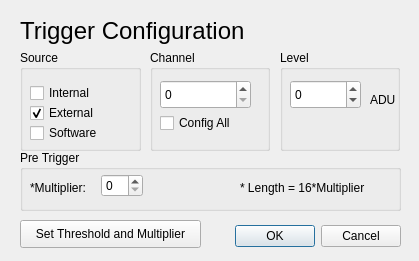
ecristal/daphne_gui, file triggermenudialog.ui: the form before one commit.
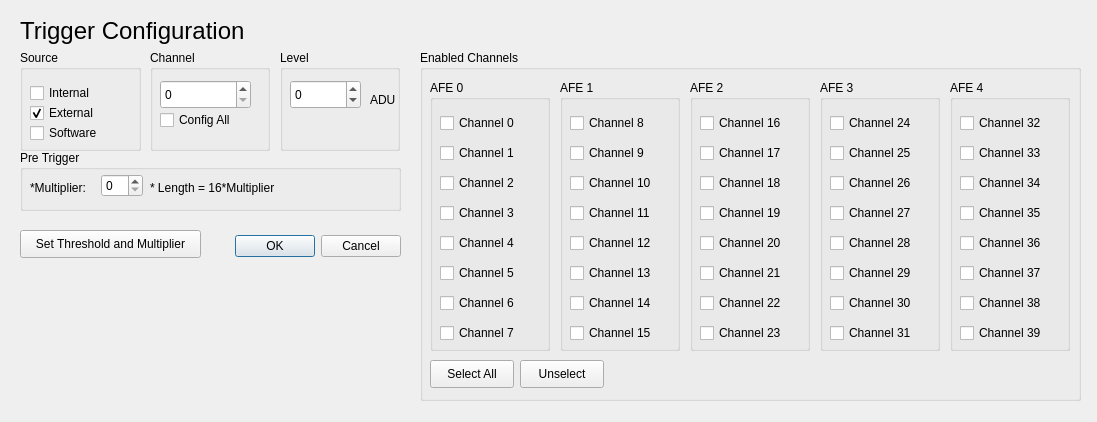
The form after the commit.

Commit message: added trigger enable checkbox menu and compatibility with new daphne firmware

Patch:
```diff
--- a/triggermenudialog.ui
+++ b/triggermenudialog.ui
@@ -6,8 +6,8 @@
    <rect>
     <x>0</x>
     <y>0</y>
-    <width>419</width>
-    <height>261</height>
+    <width>1097</width>
+    <height>422</height>
    </rect>
   </property>
   <property name="windowTitle">
@@ -17,7 +17,7 @@
    <property name="geometry">
     <rect>
      <x>220</x>
-     <y>220</y>
+     <y>230</y>
      <width>181</width>
      <height>32</height>
     </rect>
@@ -145,7 +145,7 @@
       <x>10</x>
       <y>60</y>
       <width>90</width>
-      <height>26</height>
+      <height>20</height>
      </rect>
     </property>
     <property name="text">
@@ -205,7 +205,7 @@
    <property name="geometry">
     <rect>
      <x>20</x>
-     <y>220</y>
+     <y>230</y>
      <width>181</width>
      <height>28</height>
     </rect>
@@ -255,7 +255,7 @@
    <widget class="QLabel" name="label_4">
     <property name="geometry">
      <rect>
-      <x>220</x>
+      <x>130</x>
       <y>30</y>
       <width>151</width>
       <height>16</height>
@@ -266,6 +266,649 @@
     </property>
    </widget>
   </widget>
+  <widget class="QGroupBox" name="groupBoxEnabledChannels">
+   <property name="geometry">
+    <rect>
+     <x>420</x>
+     <y>50</y>
+     <width>661</width>
+     <height>351</height>
+    </rect>
+   </property>
+   <property name="title">
+    <string>Enabled Channels</string>
+   </property>
+   <widget class="QLabel" name="label_5">
+    <property name="geometry">
+     <rect>
+      <x>10</x>
+      <y>40</y>
+      <width>63</width>
+      <height>20</height>
+     </rect>
+    </property>
+    <property name="text">
+     <string/>
+    </property>
+   </widget>
+   <widget class="QGroupBox" name="groupBoxAFE0">
+    <property name="geometry">
+     <rect>
+      <x>10</x>
+      <y>30</y>
+      <width>120</width>
+      <height>271</height>
+     </rect>
+    </property>
+    <property name="title">
+     <string>AFE 0</string>
+    </property>
+    <property name="flat">
+     <bool>false</bool>
+    </property>
+    <property name="checkable">
+     <bool>false</bool>
+    </property>
+    <widget class="QCheckBox" name="checkBoxChannel0">
+     <property name="geometry">
+      <rect>
+       <x>10</x>
+       <y>30</y>
+       <width>90</width>
+       <height>26</height>
+      </rect>
+     </property>
+     <property name="text">
+      <string>Channel 0</string>
+     </property>
+    </widget>
+    <widget class="QCheckBox" name="checkBoxChannel1">
+     <property name="geometry">
+      <rect>
+       <x>10</x>
+       <y>60</y>
+       <width>90</width>
+       <height>26</height>
+      </rect>
+     </property>
+     <property name="text">
+      <string>Channel 1</string>
+     </property>
+    </widget>
+    <widget class="QCheckBox" name="checkBoxChannel2">
+     <property name="geometry">
+      <rect>
+       <x>10</x>
+       <y>90</y>
+       <width>90</width>
+       <height>26</height>
+      </rect>
+     </property>
+     <property name="text">
+      <string>Channel 2</string>
+     </property>
+    </widget>
+    <widget class="QCheckBox" name="checkBoxChannel3">
+     <property name="geometry">
+      <rect>
+       <x>10</x>
+       <y>120</y>
+       <width>90</width>
+       <height>26</height>
+      </rect>
+     </property>
+     <property name="text">
+      <string>Channel 3</string>
+     </property>
+    </widget>
+    <widget class="QCheckBox" name="checkBoxChannel4">
+     <property name="geometry">
+      <rect>
+       <x>10</x>
+       <y>150</y>
+       <width>90</width>
+       <height>26</height>
+      </rect>
+     </property>
+     <property name="text">
+      <string>Channel 4</string>
+     </property>
+    </widget>
+    <widget class="QCheckBox" name="checkBoxChannel5">
+     <property name="geometry">
+      <rect>
+       <x>10</x>
+       <y>180</y>
+       <width>90</width>
+       <height>26</height>
+      </rect>
+     </property>
+     <property name="text">
+      <string>Channel 5</string>
+     </property>
+    </widget>
+    <widget class="QCheckBox" name="checkBoxChannel6">
+     <property name="geometry">
+      <rect>
+       <x>10</x>
+       <y>210</y>
+       <width>90</width>
+       <height>26</height>
+      </rect>
+     </property>
+     <property name="text">
+      <string>Channel 6</string>
+     </property>
+    </widget>
+    <widget class="QCheckBox" name="checkBoxChannel7">
+     <property name="geometry">
+      <rect>
+       <x>10</x>
+       <y>240</y>
+       <width>90</width>
+       <height>26</height>
+      </rect>
+     </property>
+     <property name="text">
+      <string>Channel 7</string>
+     </property>
+    </widget>
+   </widget>
+   <widget class="QGroupBox" name="groupBoxAFE1">
+    <property name="geometry">
+     <rect>
+      <x>140</x>
+      <y>30</y>
+      <width>120</width>
+      <height>271</height>
+     </rect>
+    </property>
+    <property name="title">
+     <string>AFE 1</string>
+    </property>
+    <widget class="QCheckBox" name="checkBoxChannel8">
+     <property name="geometry">
+      <rect>
+       <x>10</x>
+       <y>30</y>
+       <width>90</width>
+       <height>26</height>
+      </rect>
+     </property>
+     <property name="text">
+      <string>Channel 8</string>
+     </property>
+    </widget>
+    <widget class="QCheckBox" name="checkBoxChannel9">
+     <property name="geometry">
+      <rect>
+       <x>10</x>
+       <y>60</y>
+       <width>90</width>
+       <height>26</height>
+      </rect>
+     </property>
+     <property name="text">
+      <string>Channel 9</string>
+     </property>
+    </widget>
+    <widget class="QCheckBox" name="checkBoxChannel10">
+     <property name="geometry">
+      <rect>
+       <x>10</x>
+       <y>90</y>
+       <width>101</width>
+       <height>26</height>
+      </rect>
+     </property>
+     <property name="text">
+      <string>Channel 10</string>
+     </property>
+    </widget>
+    <widget class="QCheckBox" name="checkBoxChannel11">
+     <property name="geometry">
+      <rect>
+       <x>10</x>
+       <y>120</y>
+       <width>101</width>
+       <height>26</height>
+      </rect>
+     </property>
+     <property name="text">
+      <string>Channel 11</string>
+     </property>
+    </widget>
+    <widget class="QCheckBox" name="checkBoxChannel12">
+     <property name="geometry">
+      <rect>
+       <x>10</x>
+       <y>150</y>
+       <width>101</width>
+       <height>26</height>
+      </rect>
+     </property>
+     <property name="text">
+      <string>Channel 12</string>
+     </property>
+    </widget>
+    <widget class="QCheckBox" name="checkBoxChannel13">
+     <property name="geometry">
+      <rect>
+       <x>10</x>
+       <y>180</y>
+       <width>101</width>
+       <height>26</height>
+      </rect>
+     </property>
+     <property name="text">
+      <string>Channel 13</string>
+     </property>
+    </widget>
+    <widget class="QCheckBox" name="checkBoxChannel14">
+     <property name="geometry">
+      <rect>
+       <x>10</x>
+       <y>210</y>
+       <width>101</width>
+       <height>26</height>
+      </rect>
+     </property>
+     <property name="text">
+      <string>Channel 14</string>
+     </property>
+    </widget>
+    <widget class="QCheckBox" name="checkBoxChannel15">
+     <property name="geometry">
+      <rect>
+       <x>10</x>
+       <y>240</y>
+       <width>101</width>
+       <height>26</height>
+      </rect>
+     </property>
+     <property name="text">
+      <string>Channel 15</string>
+     </property>
+    </widget>
+   </widget>
+   <widget class="QGroupBox" name="groupBoxAFE2">
+    <property name="geometry">
+     <rect>
+      <x>270</x>
+      <y>30</y>
+      <width>120</width>
+      <height>271</height>
+     </rect>
+    </property>
+    <property name="title">
+     <string>AFE 2</string>
+    </property>
+    <widget class="QCheckBox" name="checkBoxChannel16">
+     <property name="geometry">
+      <rect>
+       <x>10</x>
+       <y>30</y>
+       <width>101</width>
+       <height>26</height>
+      </rect>
+     </property>
+     <property name="text">
+      <string>Channel 16</string>
+     </property>
+    </widget>
+    <widget class="QCheckBox" name="checkBoxChannel17">
+     <property name="geometry">
+      <rect>
+       <x>10</x>
+       <y>60</y>
+       <width>101</width>
+       <height>26</height>
+      </rect>
+     </property>
+     <property name="text">
+      <string>Channel 17</string>
+     </property>
+    </widget>
+    <widget class="QCheckBox" name="checkBoxChannel18">
+     <property name="geometry">
+      <rect>
+       <x>10</x>
+       <y>90</y>
+       <width>101</width>
+       <height>26</height>
+      </rect>
+     </property>
+     <property name="text">
+      <string>Channel 18</string>
+     </property>
+    </widget>
+    <widget class="QCheckBox" name="checkBoxChannel19">
+     <property name="geometry">
+      <rect>
+       <x>10</x>
+       <y>120</y>
+       <width>101</width>
+       <height>26</height>
+      </rect>
+     </property>
+     <property name="text">
+      <string>Channel 19</string>
+     </property>
+    </widget>
+    <widget class="QCheckBox" name="checkBoxChannel20">
+     <property name="geometry">
+      <rect>
+       <x>10</x>
+       <y>150</y>
+       <width>101</width>
+       <height>26</height>
+      </rect>
+     </property>
+     <property name="text">
+      <string>Channel 20</string>
+     </property>
+    </widget>
+    <widget class="QCheckBox" name="checkBoxChannel21">
+     <property name="geometry">
+      <rect>
+       <x>10</x>
+       <y>180</y>
+       <width>101</width>
+       <height>26</height>
+      </rect>
+     </property>
+     <property name="text">
+      <string>Channel 21</string>
+     </property>
+    </widget>
+    <widget class="QCheckBox" name="checkBoxChannel22">
+     <property name="geometry">
+      <rect>
+       <x>10</x>
+       <y>210</y>
+       <width>101</width>
+       <height>26</height>
+      </rect>
+     </property>
+     <property name="text">
+      <string>Channel 22</string>
+     </property>
+    </widget>
+    <widget class="QCheckBox" name="checkBoxChannel23">
+     <property name="geometry">
+      <rect>
+       <x>10</x>
+       <y>240</y>
+       <width>101</width>
+       <height>26</height>
+      </rect>
+     </property>
+     <property name="text">
+      <string>Channel 23</string>
+     </property>
+    </widget>
+   </widget>
+   <widget class="QGroupBox" name="groupBoxAFE3">
+    <property name="geometry">
+     <rect>
+      <x>400</x>
+      <y>30</y>
+      <width>120</width>
+      <height>271</height>
+     </rect>
+    </property>
+    <property name="title">
+     <string>AFE 3</string>
+    </property>
+    <widget class="QCheckBox" name="checkBoxChannel24">
+     <property name="geometry">
+      <rect>
+       <x>10</x>
+       <y>30</y>
+       <width>101</width>
+       <height>26</height>
+      </rect>
+     </property>
+     <property name="text">
+      <string>Channel 24</string>
+     </property>
+    </widget>
+    <widget class="QCheckBox" name="checkBoxChannel25">
+     <property name="geometry">
+      <rect>
+       <x>10</x>
+       <y>60</y>
+       <width>101</width>
+       <height>26</height>
+      </rect>
+     </property>
+     <property name="text">
+      <string>Channel 25</string>
+     </property>
+    </widget>
+    <widget class="QCheckBox" name="checkBoxChannel26">
+     <property name="geometry">
+      <rect>
+       <x>10</x>
+       <y>90</y>
+       <width>101</width>
+       <height>26</height>
+      </rect>
+     </property>
+     <property name="text">
+      <string>Channel 26</string>
+     </property>
+    </widget>
+    <widget class="QCheckBox" name="checkBoxChannel27">
+     <property name="geometry">
+      <rect>
+       <x>10</x>
+       <y>120</y>
+       <width>101</width>
+       <height>26</height>
+      </rect>
+     </property>
+     <property name="text">
+      <string>Channel 27</string>
+     </property>
+    </widget>
+    <widget class="QCheckBox" name="checkBoxChannel28">
+     <property name="geometry">
+      <rect>
+       <x>10</x>
+       <y>150</y>
+       <width>101</width>
+       <height>26</height>
+      </rect>
+     </property>
+     <property name="text">
+      <string>Channel 28</string>
+     </property>
+    </widget>
+    <widget class="QCheckBox" name="checkBoxChannel29">
+     <property name="geometry">
+      <rect>
+       <x>10</x>
+       <y>180</y>
+       <width>101</width>
+       <height>26</height>
+      </rect>
+     </property>
+     <property name="text">
+      <string>Channel 29</string>
+     </property>
+    </widget>
+    <widget class="QCheckBox" name="checkBoxChannel30">
+     <property name="geometry">
+      <rect>
+       <x>10</x>
+       <y>210</y>
+       <width>101</width>
+       <height>26</height>
+      </rect>
+     </property>
+     <property name="text">
+      <string>Channel 30</string>
+     </property>
+    </widget>
+    <widget class="QCheckBox" name="checkBoxChannel31">
+     <property name="geometry">
+      <rect>
+       <x>10</x>
+       <y>240</y>
+       <width>101</width>
+       <height>26</height>
+      </rect>
+     </property>
+     <property name="text">
+      <string>Channel 31</string>
+     </property>
+    </widget>
+   </widget>
+   <widget class="QGroupBox" name="groupBoxAFE4">
+    <property name="geometry">
+     <rect>
+      <x>530</x>
+      <y>30</y>
+      <width>120</width>
+      <height>271</height>
+     </rect>
+    </property>
+    <property name="title">
+     <string>AFE 4</string>
+    </property>
+    <widget class="QCheckBox" name="checkBoxChannel32">
+     <property name="geometry">
+      <rect>
+       <x>10</x>
+       <y>30</y>
+       <width>101</width>
+       <height>26</height>
+      </rect>
+     </property>
+     <property name="text">
+      <string>Channel 32</string>
+     </property>
+    </widget>
+    <widget class="QCheckBox" name="checkBoxChannel33">
+     <property name="geometry">
+      <rect>
+       <x>10</x>
+       <y>60</y>
+       <width>101</width>
+       <height>26</height>
+      </rect>
+     </property>
+     <property name="text">
+      <string>Channel 33</string>
+     </property>
+    </widget>
+    <widget class="QCheckBox" name="checkBoxChannel34">
+     <property name="geometry">
+      <rect>
+       <x>10</x>
+       <y>90</y>
+       <width>101</width>
+       <height>26</height>
+      </rect>
+     </property>
+     <property name="text">
+      <string>Channel 34</string>
+     </property>
+    </widget>
+    <widget class="QCheckBox" name="checkBoxChannel35">
+     <property name="geometry">
+      <rect>
+       <x>10</x>
+       <y>120</y>
+       <width>101</width>
+       <height>26</height>
+      </rect>
+     </property>
+     <property name="text">
+      <string>Channel 35</string>
+     </property>
+    </widget>
+    <widget class="QCheckBox" name="checkBoxChannel36">
+     <property name="geometry">
+      <rect>
+       <x>10</x>
+       <y>150</y>
+       <width>101</width>
+       <height>26</height>
+      </rect>
+     </property>
+     <property name="text">
+      <string>Channel 36</string>
+     </property>
+    </widget>
+    <widget class="QCheckBox" name="checkBoxChannel37">
+     <property name="geometry">
+      <rect>
+       <x>10</x>
+       <y>180</y>
+       <width>101</width>
+       <height>26</height>
+      </rect>
+     </property>
+     <property name="text">
+      <string>Channel 37</string>
+     </property>
+    </widget>
+    <widget class="QCheckBox" name="checkBoxChannel38">
+     <property name="geometry">
+      <rect>
+       <x>10</x>
+       <y>210</y>
+       <width>101</width>
+       <height>26</height>
+      </rect>
+     </property>
+     <property name="text">
+      <string>Channel 38</string>
+     </property>
+    </widget>
+    <widget class="QCheckBox" name="checkBoxChannel39">
+     <property name="geometry">
+      <rect>
+       <x>10</x>
+       <y>240</y>
+       <width>101</width>
+       <height>26</height>
+      </rect>
+     </property>
+     <property name="text">
+      <string>Channel 39</string>
+     </property>
+    </widget>
+   </widget>
+   <widget class="QPushButton" name="pushButtonSelectAll">
+    <property name="geometry">
+     <rect>
+      <x>10</x>
+      <y>310</y>
+      <width>84</width>
+      <height>28</height>
+     </rect>
+    </property>
+    <property name="text">
+     <string>Select All</string>
+    </property>
+   </widget>
+   <widget class="QPushButton" name="pushButtonUnselect">
+    <property name="geometry">
+     <rect>
+      <x>100</x>
+      <y>310</y>
+      <width>84</width>
+      <height>28</height>
+     </rect>
+    </property>
+    <property name="text">
+     <string>Unselect</string>
+    </property>
+   </widget>
+  </widget>
  </widget>
  <resources/>
  <connections>
```
The commit also changes 4 other files.
